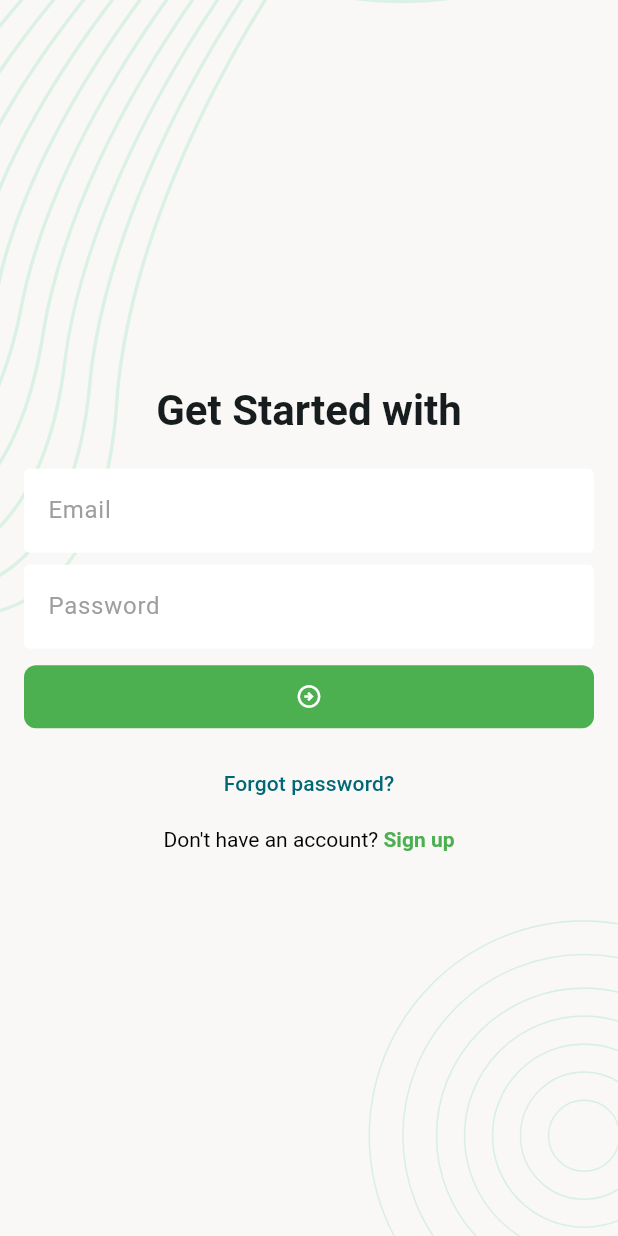
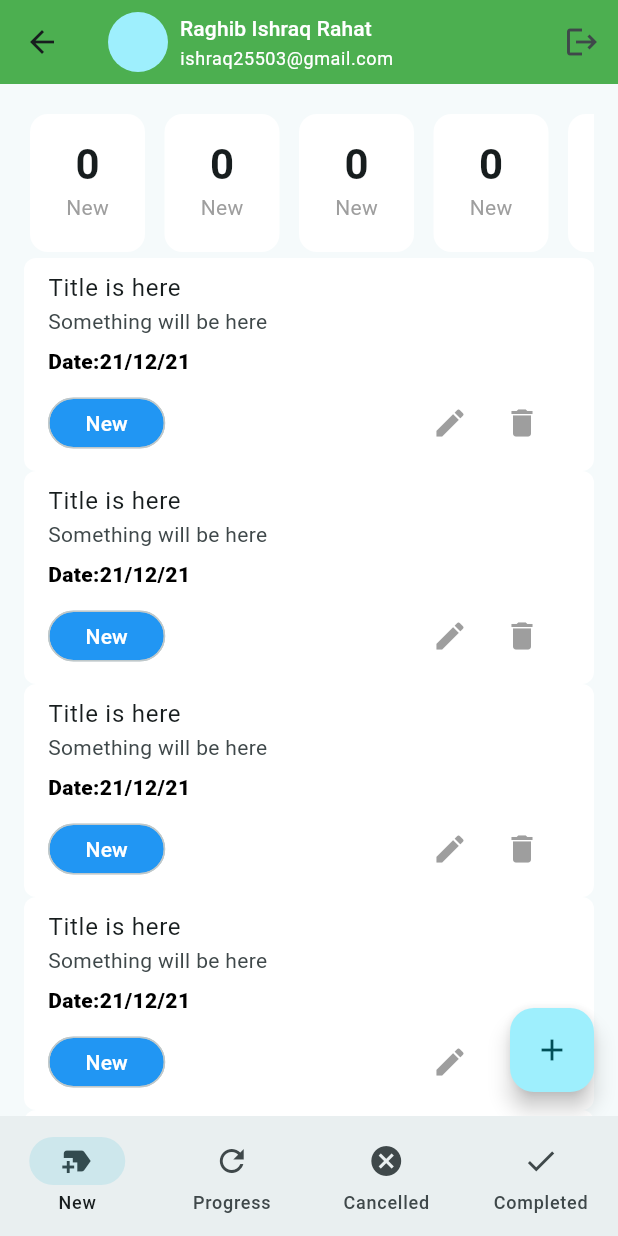
Before and after one commit to ishraq101/Task_Management_Project_01_flutter, a Flutter app: the screen it shows after launch, after a tap on the "arrow circle right" icon, on a phone screen of 412 x 824 dp. Run offline on Flutter 3.47's test engine with Material 3 defaults, Android fonts, the phone set to English and light mode, and no system bars; our stand-ins replace flutter_svg, image_picker, pin_code_fields.

Commit message:
added new pages

```diff
--- /dev/null
+++ b/lib/screenpage/New_Task_Screen.dart
@@ -0,0 +1,62 @@
+import 'package:flutter/material.dart';
+
+import '../widgets/task_card.dart';
+import '../widgets/task_countbystatus_card.dart';
+import 'add_new_taskScreen.dart';
+
+class NewTaskScreen extends StatefulWidget {
+  const NewTaskScreen({super.key});
+
+  @override
+  State<NewTaskScreen> createState() => _NewTaskScreenState();
+}
+
+class _NewTaskScreenState extends State<NewTaskScreen> {
+  @override
+  Widget build(BuildContext context) {
+    return Scaffold(
+      body: Padding(
+        padding: const EdgeInsets.symmetric(horizontal: 16),
+        child: Column(
+          children: [
+            SizedBox(height: 16),
+            SizedBox(
+              height: 100,
+              child: ListView.separated(
+                itemCount: 10,
+                scrollDirection: Axis.horizontal,
+                itemBuilder: (context, index) {
+                  return TaskcountbyStatuscard(title: 'New', count: 00);
+                },
+                separatorBuilder: (context, index) {
+                  return SizedBox(width: 5);
+                },
+              ),
+            ),
+            Expanded(
+              child: ListView.separated(
+                itemCount: 10,
+                itemBuilder: (context, index) {
+                  return TaskCard();
+                },
+                separatorBuilder: (context, index) {
+                  return SizedBox(width: 5);
+              },
+              ),
+            ),
+          ],
+        ),
+      ),
+      floatingActionButton: FloatingActionButton(
+        onPressed: _onTapNewbutton,
+        child: Icon(Icons.add),
+      ),
+    );
+  }
+  void _onTapNewbutton() {
+        Navigator.push(
+        context,
+        MaterialPageRoute(builder: (context) => AddNewTaskscreen()),
+      );
+    }
+}
--- /dev/null
+++ b/lib/screenpage/home_1st_page.dart
@@ -0,0 +1,52 @@
+import 'package:flutter/material.dart';
+import 'package:login_page_design/screenpage/New_Task_Screen.dart';
+import 'package:login_page_design/screenpage/progrees_task_Screen.dart';
+
+import '../widgets/tm_appbar.dart';
+
+class Home1stPage extends StatefulWidget {
+  const Home1stPage({super.key});
+
+  @override
+  State<Home1stPage> createState() => _Home1stPageState();
+}
+
+class _Home1stPageState extends State<Home1stPage> {
+  int _selectedIndex = 0;
+
+  final List<Widget> _screen = [
+    NewTaskScreen(),
+    ProgressTaskScreen(),
+    NewTaskScreen(),
+    NewTaskScreen(),
+  ];
+
+  @override
+  Widget build(BuildContext context) {
+    return Scaffold(
+      appBar: TMappbar(
+
+      ),
+      body: _screen[_selectedIndex],
+      bottomNavigationBar: NavigationBar(
+        selectedIndex: _selectedIndex,
+        onDestinationSelected: (int index) {
+          _selectedIndex = index;
+          setState(() {});
+        },
+        destinations: [
+          NavigationDestination(icon: Icon(Icons.new_label), label: "New"),
+          NavigationDestination(icon: Icon(Icons.refresh), label: "Progress"),
+          NavigationDestination(icon: Icon(Icons.cancel), label: "Cancelled"),
+          NavigationDestination(icon: Icon(Icons.done), label: "Completed"),
+        ],
+      ),
+    );
+  }
+  // void _onTapexitbutton() {
+  //   Navigator.push(
+  //     context,
+  //     MaterialPageRoute(builder: (context) => LoginPage()),
+  //   );
+  // }
+}
--- a/lib/screenpage/login_page.dart
+++ b/lib/screenpage/login_page.dart
@@ -1,5 +1,6 @@
 import 'package:flutter/gestures.dart';
 import 'package:flutter/material.dart';
+import 'package:login_page_design/screenpage/home_1st_page.dart';
 import 'package:login_page_design/screenpage/signup_screen.dart';
 import 'package:login_page_design/widgets/Screenbackground.dart';
 
@@ -56,7 +57,7 @@ class _LoginPageState extends State<LoginPage> {
                     SizedBox(height: 8,),
                     FilledButton(
 
-                      onPressed: () {},
+                      onPressed: _onTapLoginbutton,
                       child: Icon(Icons.arrow_circle_right_outlined),
                     ),
                     const SizedBox(height: 10),
@@ -94,6 +95,12 @@ class _LoginPageState extends State<LoginPage> {
   void _onTapforgotpass(){
     Navigator.push(context, MaterialPageRoute(builder: (context)=> ForgotpassEmailverify()));
   }
+  void _onTapLoginbutton() {
+    Navigator.push(
+      context,
+      MaterialPageRoute(builder: (context) => Home1stPage()),
+    );
+  }
 
   @override
   void dispose() {
--- /dev/null
+++ b/lib/widgets/task_card.dart
@@ -0,0 +1,43 @@
+import 'package:flutter/cupertino.dart';
+import 'package:flutter/material.dart';
+
+class TaskCard extends StatelessWidget {
+  const TaskCard({
+    super.key,
+  });
+
+  @override
+  Widget build(BuildContext context) {
+    return ListTile(
+      shape: RoundedRectangleBorder(
+        borderRadius: BorderRadius.circular(8),
+      ),
+      tileColor: Colors.white,
+      title: Text('Title is here'),
+      subtitle: Column(
+        crossAxisAlignment: CrossAxisAlignment.start,
+        spacing: 7,
+        children: [
+          Text('Something will be here'),
+          Text('Date:21/12/21',style: TextStyle(
+            fontWeight: FontWeight.w800,
+            color: Colors.black,
+          ),),
+          Row(
+            children: [
+              Chip(label: Text('New'),backgroundColor: Colors.blue,
+                labelStyle: TextStyle(color: Colors.white),
+                padding: EdgeInsets.symmetric(horizontal: 16),
+                shape: RoundedRectangleBorder(
+                    borderRadius: BorderRadius.circular(24)
+                ),),
+              Spacer(),
+              IconButton(onPressed: () {}, icon: Icon(Icons.edit,color: Colors.grey,)),
+              IconButton(onPressed: () {}, icon: Icon(Icons.delete,color: Colors.grey,)),
+            ],
+          )
+        ],
+      ),
+    );
+  }
+}
--- /dev/null
+++ b/lib/widgets/task_countbystatus_card.dart
@@ -0,0 +1,26 @@
+import 'package:flutter/material.dart';
+
+class TaskcountbyStatuscard extends StatelessWidget {
+  const TaskcountbyStatuscard({
+    super.key, required this.title, required this.count,
+  });
+  final String title;
+  final int count;
+
+  @override
+  Widget build(BuildContext context) {
+    return Card(
+      color: Colors.white,
+      elevation: 0,
+      child: Padding(
+        padding: const EdgeInsets.symmetric(horizontal:24 ,vertical: 16),
+        child: Column(
+          children: [
+            Text('$count',style: Theme.of(context).textTheme.titleLarge,),
+            Text(title,style: TextStyle(color: Colors.grey),),
+          ],
+        ),
+      ),
+    );
+  }
+}
--- /dev/null
+++ b/lib/widgets/tm_appbar.dart
@@ -0,0 +1,53 @@
+import 'package:flutter/material.dart';
+
+import '../screenpage/update_Profile_Screen.dart';
+
+class TMappbar extends StatelessWidget implements PreferredSizeWidget {
+  const TMappbar({
+    super.key, this.updateprofile,
+  });
+  final bool? updateprofile;
+
+  @override
+  Widget build(BuildContext context) {
+    return AppBar(
+        backgroundColor: Colors.green,
+        title: GestureDetector(
+          onTap: () {
+            if (updateprofile ?? false) {
+              return;
+            }
+            Navigator.push(context, MaterialPageRoute(builder: (context) =>UpdateProfileScreen()));
+          },
+          child: Row(
+            spacing: 8,
+            children: [
+              CircleAvatar(),
+              Column(
+                crossAxisAlignment: CrossAxisAlignment.start,
+                spacing: 2,
+                children: [
+                  Text(
+                    'Raghib Ishraq Rahat',
+                    style: Theme.of(
+                      context,
+                    ).textTheme.titleSmall?.copyWith(color: Colors.white),
+                  ),
+                  Text(
+                    'ishraq25503@gmail.com',
+                    style: Theme.of(
+                      context,
+                    ).textTheme.bodySmall?.copyWith(color: Colors.white),
+                  ),
+                ],
+              ),
+            ],
+          ),
+        ),
+        actions: [IconButton(onPressed:(){}, icon: Icon(Icons.logout)),]
+    );
+  }
+
+  @override
+  Size get preferredSize => Size.fromHeight(kToolbarHeight);
+}
--- a/pubspec.yaml
+++ b/pubspec.yaml
@@ -14,6 +14,7 @@ dependencies:
   cupertino_icons: ^1.0.8
   flutter_svg: ^2.2.1
   pin_code_fields: ^8.0.1
+  image_picker: ^1.2.0
 
 dev_dependencies:
   flutter_test:
```
Also changed, not shown: lib/screenpage/add_new_taskScreen.dart (added, +81 -0 lines), lib/screenpage/progrees_task_Screen.dart (added, +38 -0 lines), lib/screenpage/signup_screen.dart (+24 -32 lines), lib/screenpage/update_Profile_Screen.dart (added, +134 -0 lines), lib/widgets/photo_picker_card.dart (added, +50 -0 lines), pubspec.lock, 5 other files.
